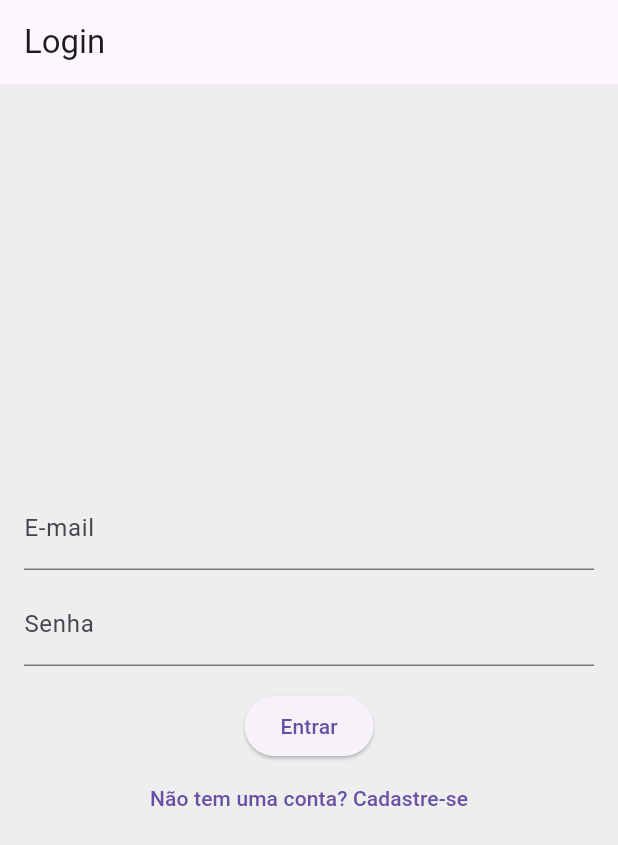
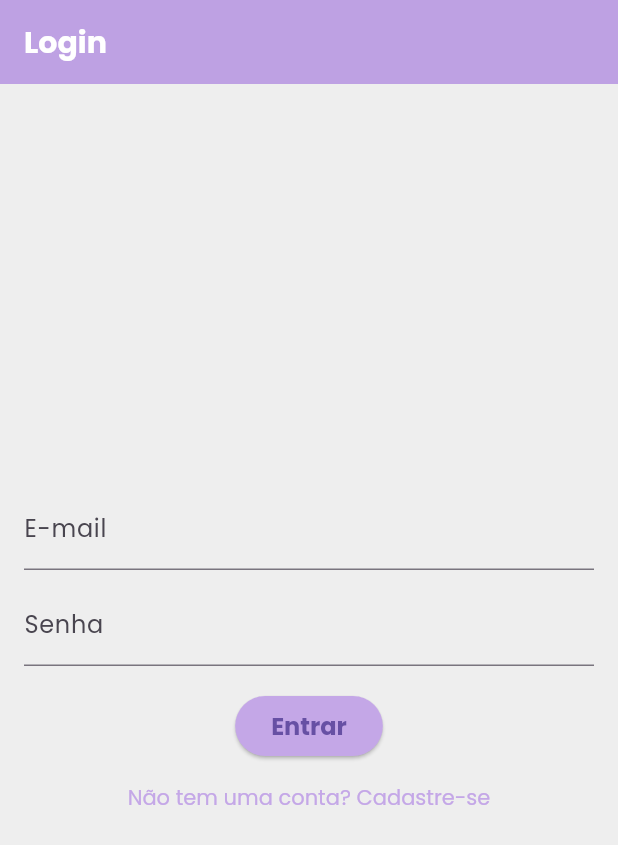
Before and after one commit to heldzr/taskManager-app, a Flutter app: the screen it shows after launch, on a phone screen of 412 x 824 dp. Shown: the top 845 px of the screen. Run offline on Flutter 3.47's test engine with Material 3 defaults, Android fonts, the phone set to English and light mode, and no system bars; our stand-ins replace cloud_firestore, firebase_auth, firebase_core, google_fonts; accounts and stored records are empty.

Commit message:
refactor add estilização tela principal

```diff
--- a/task_manager_app/lib/main.dart
+++ b/task_manager_app/lib/main.dart
@@ -3,17 +3,20 @@ import 'package:firebase_core/firebase_core.dart';
 import 'package:task_manager_app/screens/login.dart';
 import 'screens/main_screen.dart';
 import 'screens/add_task_screen.dart';
+import 'package:google_fonts/google_fonts.dart';
 
 void main() async {
   WidgetsFlutterBinding.ensureInitialized();
   await Firebase.initializeApp(
-      options: const FirebaseOptions(
-          apiKey: "AIzaSyAccVC5uUYhnWSViH2MsmnqA34SORUa1qg",
-          authDomain: "taskmanager-fb12f.firebaseapp.com",
-          projectId: "taskmanager-fb12f",
-          storageBucket: "taskmanager-fb12f.firebasestorage.app",
-          messagingSenderId: "353936375102",
-          appId: "1:353936375102:web:8d63110b072f56536c006f"));
+    options: const FirebaseOptions(
+      apiKey: "AIzaSyAccVC5uUYhnWSViH2MsmnqA34SORUa1qg",
+      authDomain: "taskmanager-fb12f.firebaseapp.com",
+      projectId: "taskmanager-fb12f",
+      storageBucket: "taskmanager-fb12f.appspot.com",
+      messagingSenderId: "353936375102",
+      appId: "1:353936375102:web:8d63110b072f56536c006f",
+    ),
+  );
   runApp(const TaskManagerApp());
 }
 
@@ -24,7 +27,9 @@ class TaskManagerApp extends StatelessWidget {
   Widget build(BuildContext context) {
     return MaterialApp(
       title: 'TaskManager',
-      theme: ThemeData(primarySwatch: Colors.blue),
+      theme: _buildLightTheme(),
+      darkTheme: _buildDarkTheme(),
+      themeMode: ThemeMode.light,
       initialRoute: '/login',
       routes: {
         '/login': (context) => const LoginScreen(),
@@ -34,4 +39,130 @@ class TaskManagerApp extends StatelessWidget {
       debugShowCheckedModeBanner: false,
     );
   }
+
+  ThemeData _buildLightTheme() {
+    return ThemeData(
+      primaryColor: const Color(0xFFC4A7E7), // Lilás Suave
+      scaffoldBackgroundColor: const Color(0xFFF8F9FA), // Fundo Claro
+      appBarTheme: AppBarTheme(
+        backgroundColor: const Color(0xFFC4A7E7),
+        foregroundColor: Colors.white,
+        elevation: 2,
+        titleTextStyle: GoogleFonts.poppins(
+          fontSize: 20,
+          fontWeight: FontWeight.bold,
+          color: Colors.white,
+        ),
+      ),
+      textTheme: _buildTextTheme(ThemeData.light().textTheme),
+      floatingActionButtonTheme: const FloatingActionButtonThemeData(
+        backgroundColor: Color(0xFFC4A7E7),
+        foregroundColor: Colors.white,
+      ),
+      cardTheme: const CardTheme(
+        color: Colors.white,
+        shadowColor: Color(0x1F000000),
+        elevation: 4,
+        margin: EdgeInsets.symmetric(vertical: 8),
+        shape: RoundedRectangleBorder(
+          borderRadius: BorderRadius.all(Radius.circular(8)),
+        ),
+      ),
+      checkboxTheme: CheckboxThemeData(
+        fillColor: WidgetStateProperty.all(const Color(0xFFC4A7E7)),
+      ),
+      elevatedButtonTheme: ElevatedButtonThemeData(
+        style: ElevatedButton.styleFrom(
+          textStyle: GoogleFonts.poppins(
+            fontSize: 16,
+            fontWeight: FontWeight.bold,
+            color: Colors.white,
+          ),
+          backgroundColor: const Color(0xFFC4A7E7),
+        ),
+      ),
+      textButtonTheme: TextButtonThemeData(
+        style: TextButton.styleFrom(
+          textStyle: GoogleFonts.poppins(
+            fontSize: 14,
+            fontWeight: FontWeight.normal,
+          ),
+          foregroundColor: const Color(0xFFC4A7E7),
+        ),
+      ),
+    );
+  }
+
+  ThemeData _buildDarkTheme() {
+    return ThemeData(
+      primaryColor: const Color(0xFFC4A7E7),
+      scaffoldBackgroundColor: const Color(0xFF2C2C2C), // Fundo Escuro
+      appBarTheme: AppBarTheme(
+        backgroundColor: const Color(0xFFC4A7E7),
+        foregroundColor: Colors.white,
+        elevation: 2,
+        titleTextStyle: GoogleFonts.poppins(
+          fontSize: 20,
+          fontWeight: FontWeight.bold,
+          color: Colors.white,
+        ),
+      ),
+      textTheme: _buildTextTheme(ThemeData.dark().textTheme),
+      floatingActionButtonTheme: const FloatingActionButtonThemeData(
+        backgroundColor: Color(0xFFC4A7E7),
+        foregroundColor: Colors.white,
+      ),
+      cardTheme: const CardTheme(
+        color: Color(0xFF424242),
+        shadowColor: Color(0x1F000000),
+        elevation: 4,
+        margin: EdgeInsets.symmetric(vertical: 8),
+        shape: RoundedRectangleBorder(
+          borderRadius: BorderRadius.all(Radius.circular(8)),
+        ),
+      ),
+      checkboxTheme: CheckboxThemeData(
+        fillColor: WidgetStateProperty.all(const Color(0xFFC4A7E7)),
+      ),
+      elevatedButtonTheme: ElevatedButtonThemeData(
+        style: ElevatedButton.styleFrom(
+          textStyle: GoogleFonts.poppins(
+            fontSize: 16,
+            fontWeight: FontWeight.bold,
+            color: Colors.white,
+          ),
+          backgroundColor: const Color(0xFFC4A7E7),
+        ),
+      ),
+      textButtonTheme: TextButtonThemeData(
+        style: TextButton.styleFrom(
+          textStyle: GoogleFonts.poppins(
+            fontSize: 14,
+            fontWeight: FontWeight.normal,
+          ),
+          foregroundColor: const Color(0xFFC4A7E7),
+        ),
+      ),
+    );
+  }
+
+  TextTheme _buildTextTheme(TextTheme base) {
+    return base.copyWith(
+      headlineSmall: GoogleFonts.poppins(
+        fontSize: 24,
+        fontWeight: FontWeight.bold,
+        color: const Color(0xFF2D2D2D),
+      ),
+      bodyLarge: GoogleFonts.poppins(
+        fontSize: 16,
+        fontWeight: FontWeight.normal,
+        color: const Color(0xFF2D2D2D),
+      ),
+      bodySmall: GoogleFonts.poppins(
+        fontSize: 12,
+        fontWeight: FontWeight.w300,
+        color: const Color(0xFF6C757D),
+      ),
+    );
+  }
 }
--- a/task_manager_app/pubspec.yaml
+++ b/task_manager_app/pubspec.yaml
@@ -14,6 +14,7 @@ dependencies:
   firebase_auth_web: ^5.4.0
   cloud_firestore: ^5.0.1
   provider: ^6.0.5
+  google_fonts: ^6.2.1
 
 dev_dependencies:
   flutter_test:
```
Also changed, not shown: task_manager_app/lib/screens/main_screen.dart (+36 -18 lines), task_manager_app/pubspec.lock, 1 other file.
